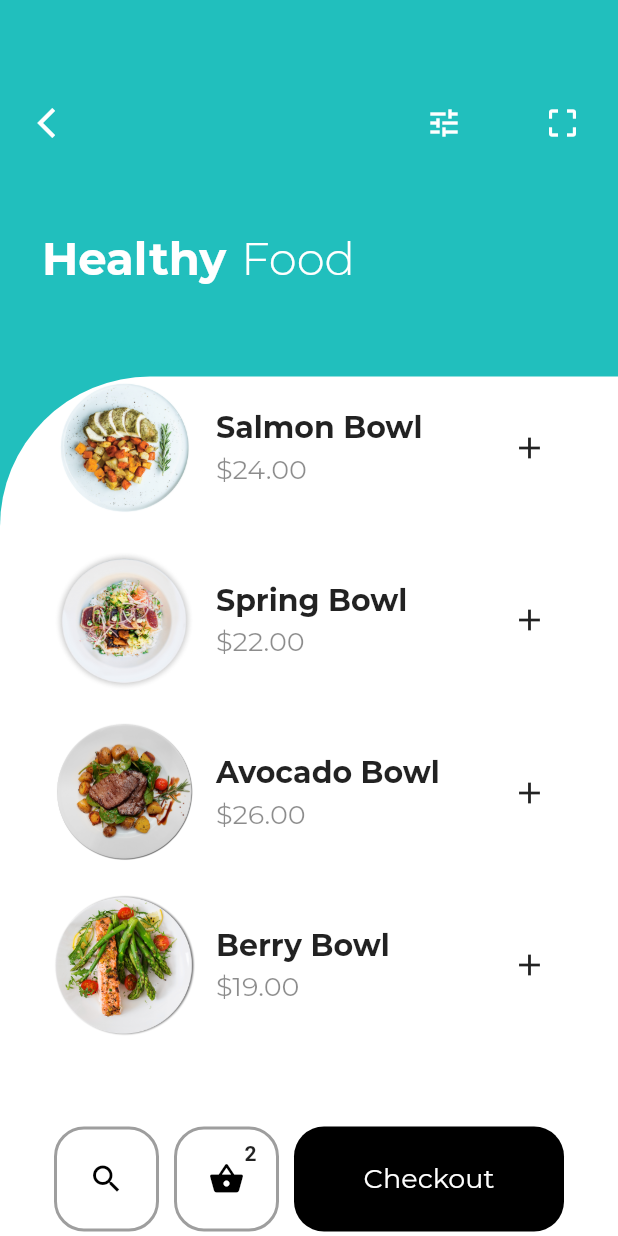
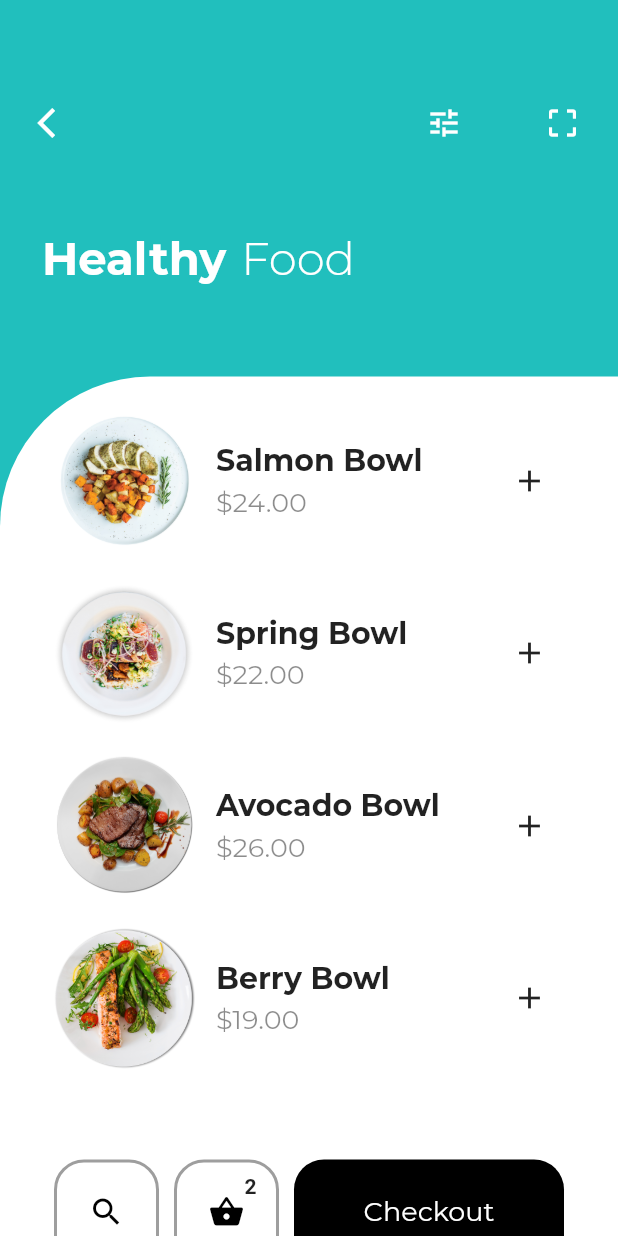
Before and after one commit to littleironical/Food_Delivery_App, a Flutter app: the screen it shows after launch, on a phone screen of 412 x 824 dp. Run offline on Flutter 3.47's test engine with Material 2 defaults, Android fonts, the phone set to English and light mode, and no system bars.

Commit message:
modify004

```diff
--- a/lib/main.dart
+++ b/lib/main.dart
@@ -125,7 +125,7 @@ class _HomeState extends State<Home> {
                     borderRadius: BorderRadius.only(topLeft: Radius.circular(100.0))
                   ),
                   child: Padding(
-                    padding: const EdgeInsets.only(top: 0.0),
+                    padding: const EdgeInsets.only(top: 22.0),
                     child: ListView(
                       children: <Widget>[
                         Contents(img: 'assets/plate2.png', name1: 'Salmon', price: 24),
```
